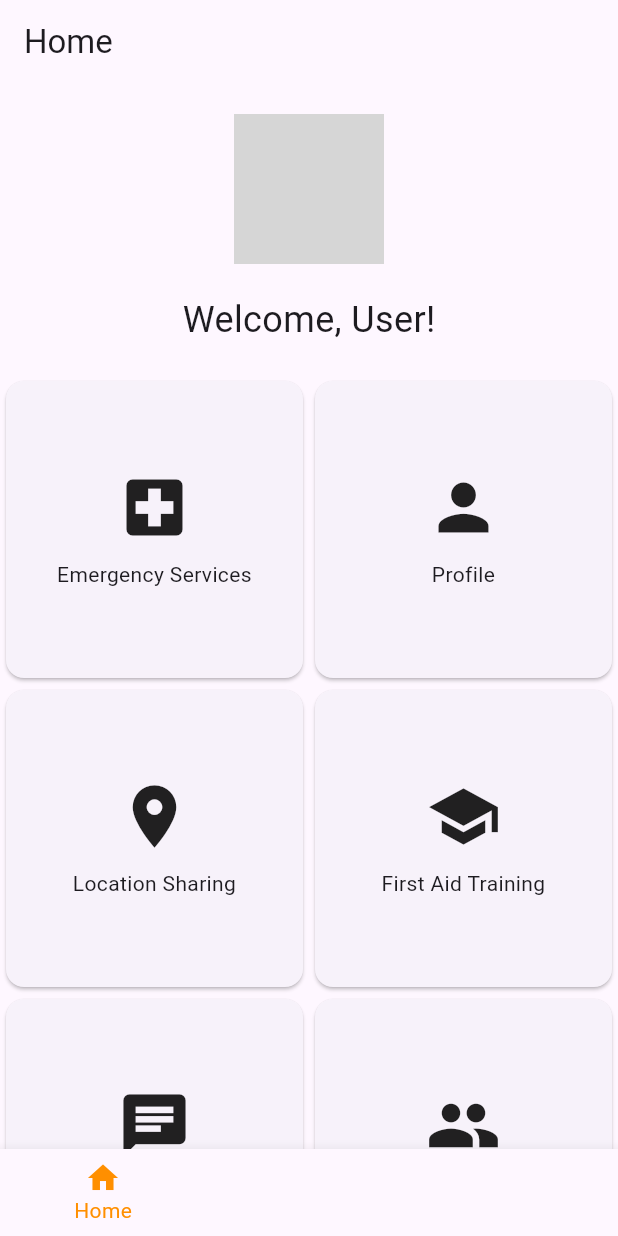
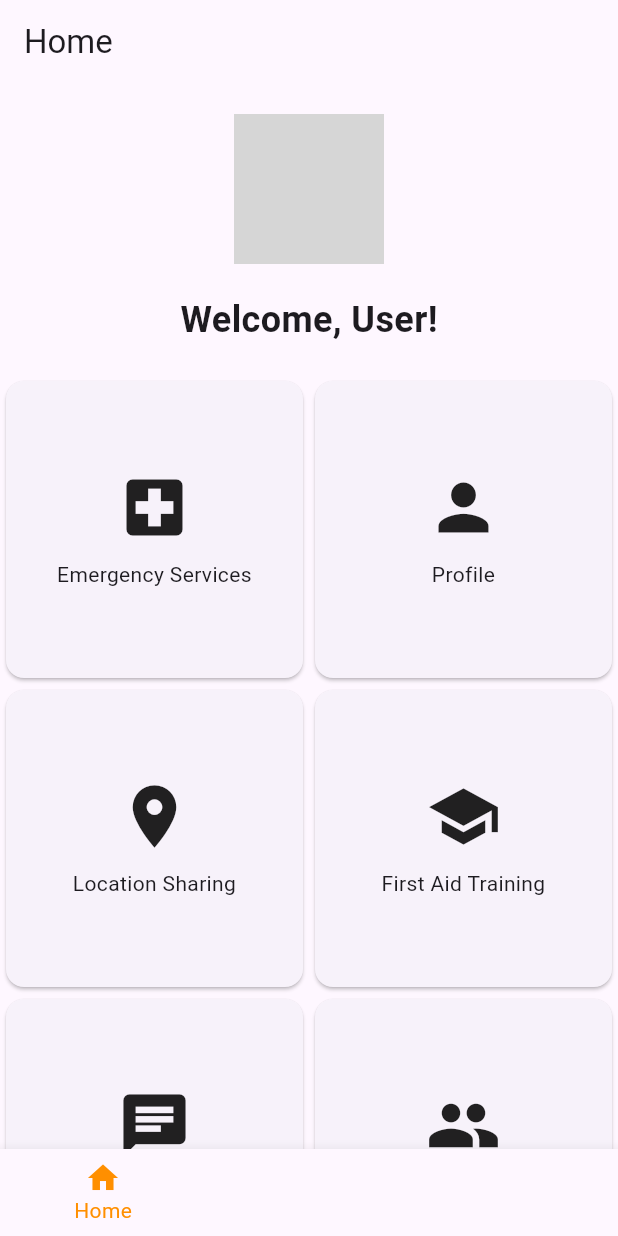
Before and after one commit to jmukamani/response_app, a Flutter app: the screen it shows once a user with an empty profile is signed in, on a phone screen of 412 x 824 dp. Run offline on Flutter 3.47's test engine with Material 3 defaults, Android fonts, the light colour scheme and no system bars; our stand-ins replace firebase_auth, firebase_core, google_maps_flutter, location; accounts and stored records are empty; network calls fail; grey boxes are pictures that could not be loaded.

Commit message:
response App

```diff
--- a/lib/authentication_wrapper.dart
+++ b/lib/authentication_wrapper.dart
@@ -1,6 +1,7 @@
 import 'package:flutter/material.dart';
 import 'package:provider/provider.dart';
 
+// ignore: duplicate_import
 import 'package:response_app/home_screen.dart';import 'home_screen.dart';  // Replace with your HomeScreen import
 import 'login_screen.dart';  // Replace with your SignInScreen import
 import 'package:firebase_auth/firebase_auth.dart';
--- a/lib/community_first_responders_screen.dart
+++ b/lib/community_first_responders_screen.dart
@@ -111,7 +111,9 @@ class ResponderDetailScreen extends StatelessWidget {
 
   Future<void> _makePhoneCall(String url) async {
     final Uri launchUri = Uri.parse(url);
+    // ignore: deprecated_member_use
     if (await canLaunch(launchUri.toString())) {
+      // ignore: deprecated_member_use
       await launch(launchUri.toString());
     } else {
       throw 'Could not launch $url';
@@ -123,7 +125,9 @@ class ResponderDetailScreen extends StatelessWidget {
       scheme: 'mailto',
       path: email,
     );
+    // ignore: deprecated_member_use
     if (await canLaunch(launchUri.toString())) {
+      // ignore: deprecated_member_use
       await launch(launchUri.toString());
     } else {
       throw 'Could not send email to $email';
--- a/lib/feedback_screen.dart
+++ b/lib/feedback_screen.dart
@@ -6,7 +6,6 @@ class FeedbackScreen extends StatelessWidget {
 
   @override
   Widget build(BuildContext context) {
-    var bold;
     return Scaffold(
       appBar: AppBar(
         title: Text('Feedback'),
@@ -61,5 +60,8 @@ class FeedbackScreen extends StatelessWidget {
   }
 }
 
-class FontWeight {
+void main() {
+  runApp(MaterialApp(
+    home: FeedbackScreen(),
+  ));
 }
--- a/lib/help_and_support_screen.dart
+++ b/lib/help_and_support_screen.dart
@@ -83,7 +83,9 @@ class ContactForm extends StatefulWidget {
 class _ContactFormState extends State<ContactForm> {
   final _formKey = GlobalKey<FormState>();
   String _name = '';
+  // ignore: unused_field
   String _email = '';
+  // ignore: unused_field
   String _message = '';
 
   @override
--- a/lib/home_screen.dart
+++ b/lib/home_screen.dart
@@ -1,10 +1,9 @@
 import 'package:flutter/material.dart';
-import 'package:location/location.dart';
-import 'emergency_services_screen.dart'; // Ensure these imports are correct
+import 'emergency_services_screen.dart';
 import 'feedback_screen.dart';
 import 'first_aid_training_screen.dart';
 import 'profile_screen.dart';
-import 'location_sharing_screen.dart'; // This should be 'MapScreen'
+import 'location_sharing_screen.dart'; // Ensure this import is correct
 import 'communication_screen.dart';
 import 'community_first_responders_screen.dart';
 import 'offline_emergency_mode_screen.dart';
@@ -20,10 +19,10 @@ class _HomeScreenState extends State<HomeScreen> {
   int _selectedIndex = 0;
 
   static List<Widget> _widgetOptions = <Widget>[
-    Text('Home'),
-    EmergencyServicesScreen(), // Ensure this screen is imported correctly
-    Text('Profile'),
-    Text('Settings'),
+    HomeScreenContent(),
+    EmergencyServicesScreen(),
+    ProfileScreen(),
+    SettingsScreen(),
   ];
 
   void _onItemTapped(int index) {
@@ -39,38 +38,7 @@ class _HomeScreenState extends State<HomeScreen> {
         title: Text('Home'),
       ),
       body: Center(
-        child: Column(
-          children: <Widget>[
-            SizedBox(height: 20),
-            // App Logo
-            Image.asset('assets/logo.png', height: 100),
-            SizedBox(height: 20),
-            // Welcome Message
-            Text(
-              'Welcome, User!',
-              style: TextStyle(fontSize: 24, fontWeight: FontWeight.bold),
-            ),
-            SizedBox(height: 20),
-            // Navigation Buttons
-            Expanded(
-              child: GridView.count(
-                crossAxisCount: 2,
-                children: <Widget>[
-                  _buildNavigationButton(context, 'Emergency Services', Icons.local_hospital, EmergencyServicesScreen()),
-                  _buildNavigationButton(context, 'Profile', Icons.person, ProfileScreen()),
-                  _buildNavigationButton(context, 'Location Sharing', Icons.location_on, LocationSharingScreen()), // Use MapScreen
-                  _buildNavigationButton(context, 'First Aid Training', Icons.school, FirstAidTrainingScreen()),
-                  _buildNavigationButton(context, 'Communication', Icons.chat, CommunicationScreen()),
-                  _buildNavigationButton(context, 'Community First Responders', Icons.people, CommunityFirstRespondersScreen()),
-                  _buildNavigationButton(context, 'Offline Emergency Mode', Icons.offline_bolt, OfflineEmergencyModeScreen()),
-                  _buildNavigationButton(context, 'Settings', Icons.settings, SettingsScreen()),
-                  _buildNavigationButton(context, 'Help and Support', Icons.help, HelpAndSupportScreen()),
-                  _buildNavigationButton(context, 'Feedback', Icons.feedback, FeedbackScreen()),
-                ],
-              ),
-            ),
-          ],
-        ),
+        child: _widgetOptions.elementAt(_selectedIndex),
       ),
       bottomNavigationBar: BottomNavigationBar(
         items: const <BottomNavigationBarItem>[
@@ -97,6 +65,44 @@ class _HomeScreenState extends State<HomeScreen> {
       ),
     );
   }
+}
+
+class HomeScreenContent extends StatelessWidget {
+  @override
+  Widget build(BuildContext context) {
+    return Column(
+      children: <Widget>[
+        SizedBox(height: 20),
+        // App Logo
+        Image.asset('assets/logo.png', height: 100),
+        SizedBox(height: 20),
+        // Welcome Message
+        Text(
+          'Welcome, User!',
+          style: TextStyle(fontSize: 24, fontWeight: FontWeight.bold),
+        ),
+        SizedBox(height: 20),
+        // Navigation Buttons
+        Expanded(
+          child: GridView.count(
+            crossAxisCount: 2,
+            children: <Widget>[
+              _buildNavigationButton(context, 'Emergency Services', Icons.local_hospital, EmergencyServicesScreen()),
+              _buildNavigationButton(context, 'Profile', Icons.person, ProfileScreen()),
+              _buildNavigationButton(context, 'Location Sharing', Icons.location_on, LocationSharingScreen()), // Ensure this is correct
+              _buildNavigationButton(context, 'First Aid Training', Icons.school, FirstAidTrainingScreen()),
+              _buildNavigationButton(context, 'Communication', Icons.chat, CommunicationScreen()),
+              _buildNavigationButton(context, 'Community First Responders', Icons.people, CommunityFirstRespondersScreen()),
+              _buildNavigationButton(context, 'Offline Emergency Mode', Icons.offline_bolt, OfflineEmergencyModeScreen()),
+              _buildNavigationButton(context, 'Settings', Icons.settings, SettingsScreen()),
+              _buildNavigationButton(context, 'Help and Support', Icons.help, HelpAndSupportScreen()),
+              _buildNavigationButton(context, 'Feedback', Icons.feedback, FeedbackScreen()),
+            ],
+          ),
+        ),
+      ],
+    );
+  }
 
   Widget _buildNavigationButton(BuildContext context, String title, IconData icon, Widget screen) {
     return GestureDetector(
--- a/lib/main.dart
+++ b/lib/main.dart
@@ -6,7 +6,15 @@ import 'login_screen.dart';
 
 void main() async {
   WidgetsFlutterBinding.ensureInitialized();
-  await Firebase.initializeApp();
+
+  try {
+    await Firebase.initializeApp();
+    print('Firebase initialized successfully');
+  } catch (e) {
+    // Handle error here, possibly show an error screen or message
+    print('Failed to initialize Firebase: $e');
+  }
+
   runApp(EmergencyApp());
 }
 
@@ -18,6 +26,7 @@ class EmergencyApp extends StatelessWidget {
       theme: ThemeData(
         primarySwatch: Colors.red,
       ),
+      debugShowCheckedModeBanner: false,
       home: AuthWrapper(),  // Use the AuthWrapper to determine the initial screen
     );
   }
@@ -37,6 +46,13 @@ class AuthWrapper extends StatelessWidget {
           );
         } else if (snapshot.hasData) {
           return HomeScreen();
+        } else if (snapshot.hasError) {
+          print('Error: ${snapshot.error}');
+          return Scaffold(
+            body: Center(
+              child: Text('Something went wrong: ${snapshot.error}'),
+            ),
+          );
         } else {
           return LoginScreen();
         }
--- a/pubspec.yaml
+++ b/pubspec.yaml
@@ -9,6 +9,8 @@ environment:
 dependencies:
   flutter:
     sdk: flutter
+  firebase_core: latest_version
+  firebase_auth: latest_version
   google_maps_flutter: ^2.0.6
   location: ^4.1.1
   cupertino_icons: ^1.0.2
```
Also changed, not shown: pubspec.lock.
